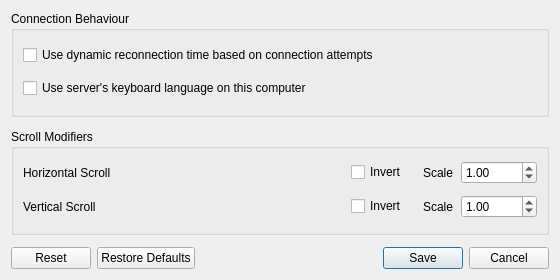
First picture: the form in src/lib/gui/dialogs/ClientConfigDialog.ui, repository Tupig/TupigSynergy, before the edit.
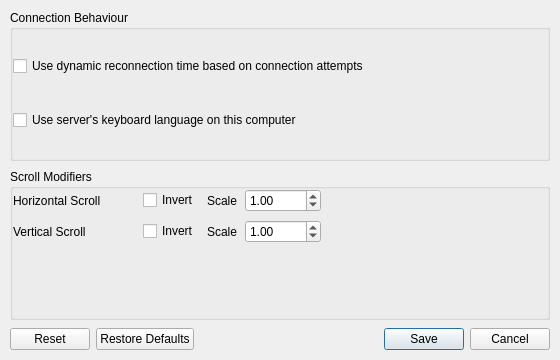
Second picture: the form after the edit.

Diff of the .ui file:
```diff
--- a/src/lib/gui/dialogs/ClientConfigDialog.ui
+++ b/src/lib/gui/dialogs/ClientConfigDialog.ui
@@ -7,19 +7,56 @@
     <x>0</x>
     <y>0</y>
     <width>560</width>
-    <height>280</height>
+    <height>360</height>
    </rect>
   </property>
-  <property name="sizePolicy">
-   <sizepolicy hsizetype="Maximum" vsizetype="Maximum">
-    <horstretch>0</horstretch>
-    <verstretch>0</verstretch>
-   </sizepolicy>
-  </property>
   <property name="windowTitle">
    <string>Client Configuration</string>
   </property>
   <layout class="QVBoxLayout" name="verticalLayout">
+   <property name="spacing">
+    <number>8</number>
+   </property>
+   <property name="leftMargin">
+    <number>10</number>
+   </property>
+   <property name="topMargin">
+    <number>10</number>
+   </property>
+   <property name="rightMargin">
+    <number>10</number>
+   </property>
+   <property name="bottomMargin">
+    <number>10</number>
+   </property>
+   <item>
+    <widget class="QScrollArea" name="scrollArea">
+     <property name="widgetResizable">
+      <bool>true</bool>
+     </property>
+     <property name="frameShape">
+      <enum>QFrame::Shape::NoFrame</enum>
+     </property>
+     <property name="horizontalScrollBarPolicy">
+      <enum>Qt::ScrollBarPolicy::ScrollBarAlwaysOff</enum>
+     </property>
+     <widget class="QWidget" name="scrollAreaWidgetContents">
+      <layout class="QVBoxLayout" name="pageLayout">
+       <property name="spacing">
+        <number>8</number>
+       </property>
+       <property name="leftMargin">
+        <number>0</number>
+       </property>
+       <property name="topMargin">
+        <number>0</number>
+       </property>
+       <property name="rightMargin">
+        <number>0</number>
+       </property>
+       <property name="bottomMargin">
+        <number>0</number>
+       </property>
    <item>
     <widget class="QGroupBox" name="connectionBehaviorGroup">
      <property name="title">
@@ -29,6 +66,18 @@
       <property name="spacing">
        <number>8</number>
       </property>
+          <property name="leftMargin">
+           <number>0</number>
+          </property>
+          <property name="topMargin">
+           <number>0</number>
+          </property>
+          <property name="rightMargin">
+           <number>0</number>
+          </property>
+          <property name="bottomMargin">
+           <number>0</number>
+          </property>
       <item>
        <widget class="QCheckBox" name="cbDynamicConnectTime">
         <property name="toolTip">
@@ -54,29 +103,93 @@
      <property name="title">
       <string>Scroll Modifiers</string>
      </property>
-     <layout class="QGridLayout" name="gridLayout" columnstretch="1,0,0">
+         <layout class="QFormLayout" name="gridLayout">
       <property name="horizontalSpacing">
-       <number>16</number>
+           <number>10</number>
       </property>
       <property name="verticalSpacing">
        <number>8</number>
       </property>
+          <property name="leftMargin">
+           <number>0</number>
+          </property>
+          <property name="topMargin">
+           <number>0</number>
+          </property>
+          <property name="rightMargin">
+           <number>0</number>
+          </property>
+          <property name="bottomMargin">
+           <number>0</number>
+          </property>
+          <property name="rowWrapPolicy">
+           <enum>QFormLayout::DontWrapRows</enum>
+          </property>
+          <property name="labelAlignment">
+           <set>Qt::AlignmentFlag::AlignLeft|Qt::AlignmentFlag::AlignVCenter</set>
+          </property>
+          <property name="formAlignment">
+           <set>Qt::AlignmentFlag::AlignLeft|Qt::AlignmentFlag::AlignTop</set>
+          </property>
+          <property name="fieldGrowthPolicy">
+           <enum>QFormLayout::FieldsStayAtSizeHint</enum>
+          </property>
       <item row="0" column="0">
        <widget class="QLabel" name="lblHScroll">
+            <property name="minimumSize">
+             <size>
+              <width>120</width>
+              <height>0</height>
+             </size>
+            </property>
+            <property name="sizePolicy">
+             <sizepolicy hsizetype="Maximum" vsizetype="Preferred">
+              <horstretch>0</horstretch>
+              <verstretch>0</verstretch>
+             </sizepolicy>
+            </property>
         <property name="text">
          <string>Horizontal Scroll</string>
         </property>
+            <property name="wordWrap">
+             <bool>false</bool>
+            </property>
+            <property name="alignment">
+             <set>Qt::AlignmentFlag::AlignLeft|Qt::AlignmentFlag::AlignVCenter</set>
+            </property>
        </widget>
       </item>
       <item row="0" column="1">
-       <widget class="QCheckBox" name="cbXScrollInvert">
-        <property name="text">
-         <string>Invert</string>
-        </property>
-       </widget>
-      </item>
-      <item row="0" column="2">
+           <widget class="QWidget" name="scrollHorizontalField" native="true">
+            <property name="sizePolicy">
+             <sizepolicy hsizetype="Maximum" vsizetype="Fixed">
+              <horstretch>0</horstretch>
+              <verstretch>0</verstretch>
+             </sizepolicy>
+            </property>
        <layout class="QHBoxLayout" name="horizontalLayout_3">
+             <property name="spacing">
+              <number>8</number>
+             </property>
+             <property name="leftMargin">
+              <number>0</number>
+             </property>
+             <property name="topMargin">
+              <number>0</number>
+             </property>
+             <property name="rightMargin">
+              <number>0</number>
+             </property>
+             <property name="bottomMargin">
+              <number>0</number>
+             </property>
+             <item>
+              <widget class="QCheckBox" name="cbXScrollInvert">
+               <property name="text">
+                <string>Invert</string>
+               </property>
+              </widget>
+             </item>
         <item>
          <widget class="QLabel" name="lblXScrollSpeed">
           <property name="sizePolicy">
@@ -93,7 +206,7 @@
         <item>
          <widget class="QDoubleSpinBox" name="sbXScrollScale">
           <property name="sizePolicy">
-           <sizepolicy hsizetype="Maximum" vsizetype="Fixed">
+                <sizepolicy hsizetype="Fixed" vsizetype="Fixed">
             <horstretch>0</horstretch>
             <verstretch>0</verstretch>
            </sizepolicy>
@@ -130,39 +243,65 @@
           </property>
          </widget>
         </item>
-        <property name="spacing">
-         <number>8</number>
-        </property>
-        <property name="leftMargin">
-         <number>0</number>
-        </property>
-        <property name="topMargin">
-         <number>0</number>
-        </property>
-        <property name="rightMargin">
-         <number>0</number>
-        </property>
-        <property name="bottomMargin">
-         <number>0</number>
-        </property>
-       </layout>
+            </layout>
+           </widget>
       </item>
       <item row="1" column="0">
        <widget class="QLabel" name="lblVScroll">
+            <property name="minimumSize">
+             <size>
+              <width>120</width>
+              <height>0</height>
+             </size>
+            </property>
+            <property name="sizePolicy">
+             <sizepolicy hsizetype="Maximum" vsizetype="Preferred">
+              <horstretch>0</horstretch>
+              <verstretch>0</verstretch>
+             </sizepolicy>
+            </property>
         <property name="text">
          <string>Vertical Scroll</string>
         </property>
+            <property name="wordWrap">
+             <bool>false</bool>
+            </property>
+            <property name="alignment">
+             <set>Qt::AlignmentFlag::AlignLeft|Qt::AlignmentFlag::AlignVCenter</set>
+            </property>
        </widget>
       </item>
       <item row="1" column="1">
-       <widget class="QCheckBox" name="cbYScrollInvert">
-        <property name="text">
-         <string>Invert</string>
-        </property>
-       </widget>
-      </item>
-      <item row="1" column="2">
+           <widget class="QWidget" name="scrollVerticalField" native="true">
+            <property name="sizePolicy">
+             <sizepolicy hsizetype="Maximum" vsizetype="Fixed">
+              <horstretch>0</horstretch>
+              <verstretch>0</verstretch>
+             </sizepolicy>
+            </property>
        <layout class="QHBoxLayout" name="horizontalLayout_2">
+             <property name="spacing">
+              <number>8</number>
+             </property>
+             <property name="leftMargin">
+              <number>0</number>
+             </property>
+             <property name="topMargin">
+              <number>0</number>
+             </property>
+             <property name="rightMargin">
+              <number>0</number>
+             </property>
+             <property name="bottomMargin">
+              <number>0</number>
+             </property>
+             <item>
+              <widget class="QCheckBox" name="cbYScrollInvert">
+               <property name="text">
+                <string>Invert</string>
+               </property>
+              </widget>
+             </item>
         <item>
          <widget class="QLabel" name="lblScrollSpeed">
           <property name="sizePolicy">
@@ -179,7 +318,7 @@
         <item>
          <widget class="QDoubleSpinBox" name="sbYScrollScale">
           <property name="sizePolicy">
-           <sizepolicy hsizetype="Maximum" vsizetype="Fixed">
+                <sizepolicy hsizetype="Fixed" vsizetype="Fixed">
             <horstretch>0</horstretch>
             <verstretch>0</verstretch>
            </sizepolicy>
@@ -216,24 +355,14 @@
           </property>
          </widget>
         </item>
-        <property name="spacing">
-         <number>8</number>
-        </property>
-        <property name="leftMargin">
-         <number>0</number>
-        </property>
-        <property name="topMargin">
-         <number>0</number>
-        </property>
-        <property name="rightMargin">
-         <number>0</number>
-        </property>
-        <property name="bottomMargin">
-         <number>0</number>
-        </property>
-       </layout>
-      </item>
-     </layout>
+            </layout>
+           </widget>
+          </item>
+         </layout>
+        </widget>
+       </item>
+      </layout>
+     </widget>
     </widget>
    </item>
    <item>
@@ -246,9 +375,6 @@
      </property>
     </widget>
    </item>
-   <property name="spacing">
-    <number>12</number>
-   </property>
   </layout>
  </widget>
  <resources />
```
Lines whose indentation alone changed are shown as unchanged.
